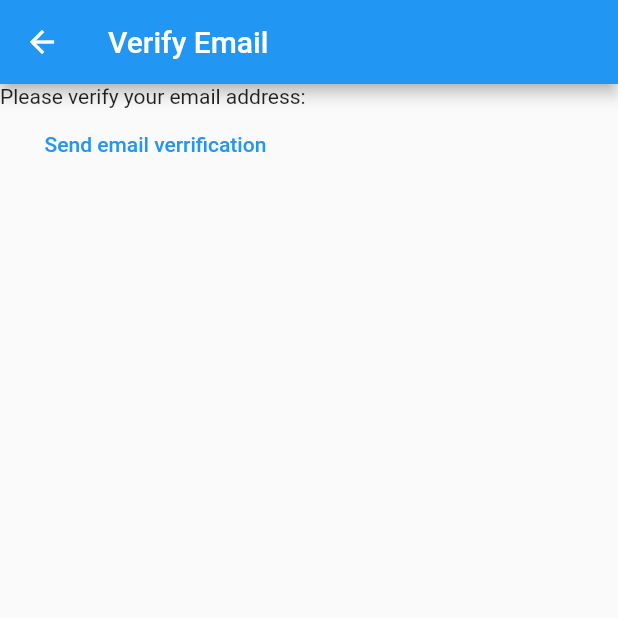
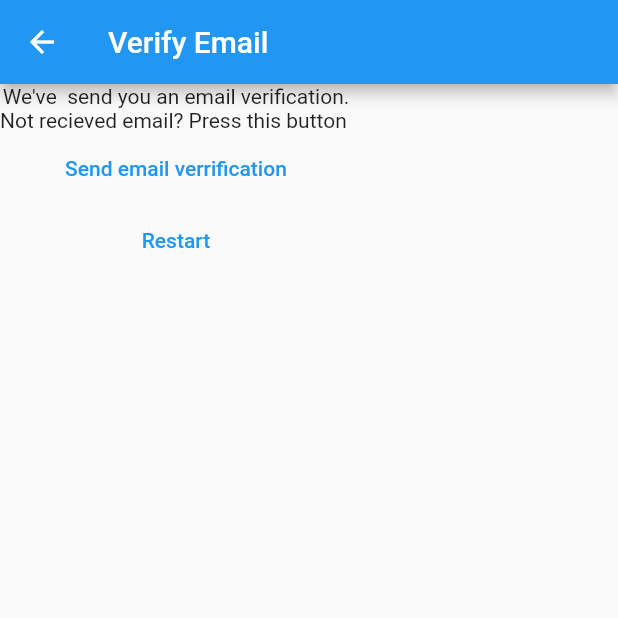
Before and after one commit to dragonman164/My-notes-flutter-app, a Flutter app: the VerifyEmailView screen opened directly, on a phone screen of 412 x 824 dp, the top half of it. Run offline on Flutter 3.47's test engine with Material 2 defaults, Android fonts, the phone set to English and light mode, and no system bars; our stand-ins replace firebase_auth, firebase_core; accounts and stored records are empty.

Commit message:
verify email fix

```diff
--- a/lib/constants/routes.dart
+++ b/lib/constants/routes.dart
@@ -1,3 +1,4 @@
 const loginRoute = '/login/';
 const registerRoute = '/register/';
 const notesRoute = '/notes/';
+const verifyEmailRoute = '/verify-email/';
--- a/lib/main.dart
+++ b/lib/main.dart
@@ -21,6 +21,7 @@ void main() {
       loginRoute : (context) => const LoginView(),
       registerRoute : (context) => const RegisterView(),
       notesRoute : (context) => const NotesView(),
+      verifyEmailRoute : (context) => const VerifyEmailView(),
     }
   ));
 }
--- a/lib/views/verifyemail_view.dart
+++ b/lib/views/verifyemail_view.dart
@@ -1,5 +1,6 @@
 import 'package:firebase_auth/firebase_auth.dart';
 import 'package:flutter/material.dart';
+import 'package:mynotes/constants/routes.dart';
 
 
 class VerifyEmailView extends StatefulWidget {
@@ -16,11 +17,17 @@ class _VerifyEmailViewState extends State<VerifyEmailView> {
       appBar: AppBar(title : const Text('Verify Email')),
       body: Column(
         children: [
-          const Text('Please verify your email address: '),
+          const Text('We\'ve  send you an email verification.'),
+
+          const Text('Not recieved email? Press this button '),
           TextButton(onPressed: () async{
             final user = FirebaseAuth.instance.currentUser;
             await user?.sendEmailVerification();
-          },child: const Text('Send email verrification'))
+          },child: const Text('Send email verrification')),
+          TextButton(onPressed: ()  async{
+            await FirebaseAuth.instance.signOut();
+            Navigator.of(context).pushNamedAndRemoveUntil(registerRoute, (route) => false);
+          }, child: const Text('Restart'))
         ],
       ),
     );
```
Also changed, not shown: lib/views/register_view.dart (+8 -7 lines).
